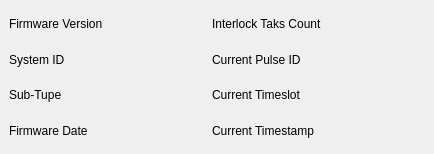
Before: the Qt Designer form new_look/rtm_firmware_version.ui in cristinasewell/ATCA_PyDM_Screens, drawn with Qt 5.
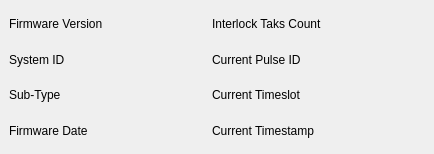
After: the same form once the commit is applied. Custom widgets are drawn as their Qt base class.

Commit message: MNT: corrected some labels

The edit to the form file:
```diff
--- a/new_look/rtm_firmware_version.ui
+++ b/new_look/rtm_firmware_version.ui
@@ -43,7 +43,7 @@
      <item row="2" column="0">
       <widget class="QLabel" name="label_3">
        <property name="text">
-        <string>Sub-Tupe</string>
+        <string>Sub-Type</string>
        </property>
       </widget>
      </item>
```
The commit also changes 5 other files.
